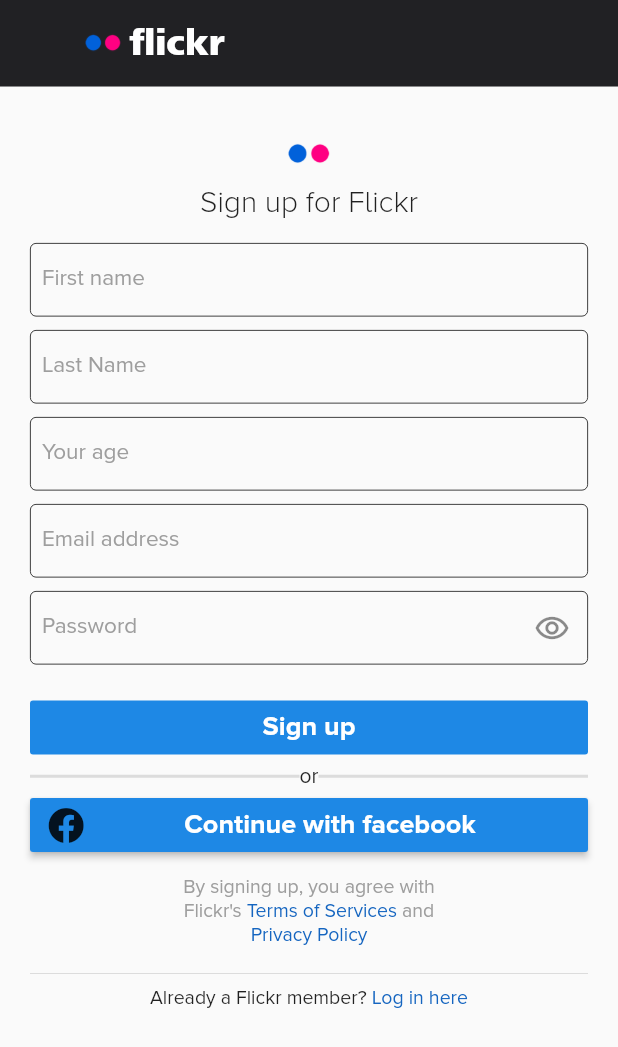
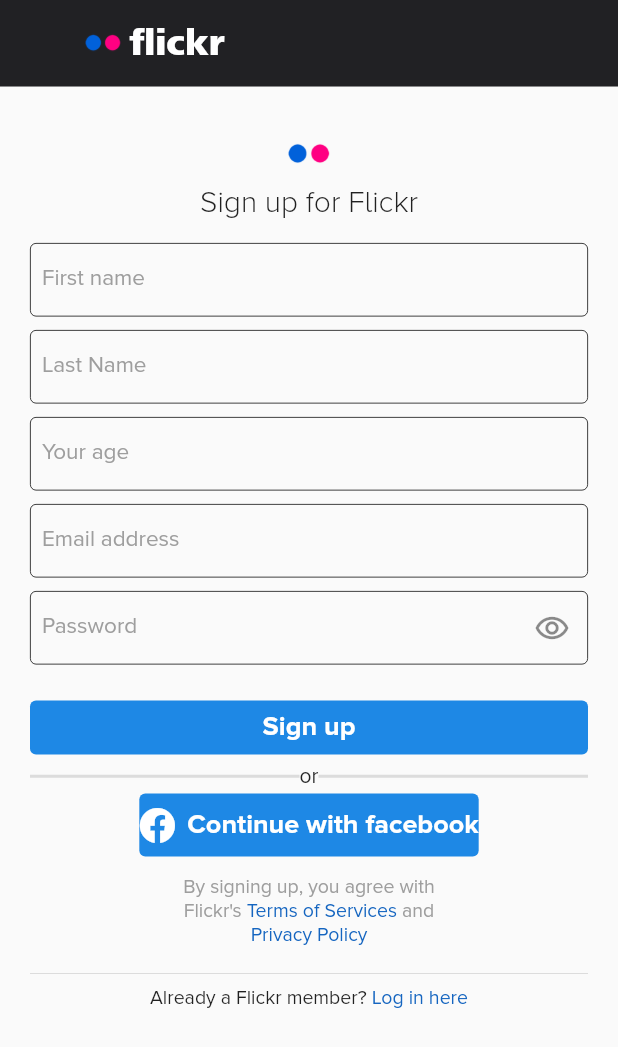
Before and after one commit to AyaAbdulwahab/flickr_android_team, a Flutter app: the SignUp screen opened by its route, on a phone screen of 412 x 824 dp. Shown: the top 1047 px of the screen. Run offline on Flutter 3.47's test engine with Material 2 defaults, Android fonts, the phone set to English and light mode, and no system bars; our stand-ins replace email_validator, font_awesome_flutter, smooth_page_indicator; missing offline and left inert: charcode; network calls fail.

Commit message:
Some modifications

```diff
--- a/lib/Models/user_model.dart
+++ b/lib/Models/user_model.dart
@@ -1,4 +1,4 @@
-import 'package:http/http.dart' as http;
+// import 'package:http/http.dart' as http;
 
 class User {
   String username;
--- a/lib/Views/sign_up.dart
+++ b/lib/Views/sign_up.dart
@@ -124,7 +124,7 @@
                         height: 15.0,
                       ),
                       TextFormField(
-                        key: Key('firstName'),
+                        key: Key('signup-first-name-field'),
                         decoration: textInputDecoration.copyWith(
                             labelText: 'First name', labelStyle: addTextStyle),
                         validator: NameValidation.validate,
@@ -134,6 +134,7 @@
                         height: 9.0,
                       ),
                       TextFormField(
+                        key: Key('signup-last-name-field'),
                         decoration: textInputDecoration.copyWith(
                             labelText: 'Last Name', labelStyle: addTextStyle),
                         onChanged: (val) => _lastName = val,
@@ -143,6 +144,7 @@
                         height: 9.0,
                       ),
                       TextFormField(
+                        key: Key('signup-age-field'),
                         focusNode: f3,
                         onChanged: (val) => _age = val,
                         decoration: textInputDecoration.copyWith(
@@ -153,6 +155,7 @@
                         height: 9.0,
                       ),
                       TextFormField(
+                        key: Key(' signup-email-field'),
                         validator: EmailValidation.validate,
                         decoration: textInputDecoration.copyWith(
                             labelText: 'Email address',
@@ -163,6 +166,7 @@
                         height: 9.0,
                       ),
                       TextFormField(
+                        key: Key('signup-pssword-field'),
                         onTap: () async {
                           setState(() {
                             passwordHint = true;
@@ -287,13 +291,18 @@
                       ),
                       SizedBox(
                         width: double.infinity,
-                        child: RaisedButton(
-                            elevation: 0.0,
+                        child: ElevatedButton(
+                            style: ButtonStyle(
+                              elevation: MaterialStateProperty.all(0.0),
+                              padding: MaterialStateProperty.all(
+                                  EdgeInsets.symmetric(vertical: 9.0)),
+                              backgroundColor:
+                                  MaterialStateProperty.all(Colors.blue[600]),
+                            ),
+                            key: Key('signup-btn'),
                             onPressed: () async {
                               if (_formKey.currentState.validate()) {}
                             },
-                            color: Colors.blue[600],
-                            padding: EdgeInsets.symmetric(vertical: 9.0),
                             child: Text(
                               'Sign up',
                               style: TextStyle(
@@ -317,12 +326,17 @@
                           ))
                         ],
                       ),
-                      RaisedButton.icon(
+                      ElevatedButton.icon(
                         onPressed: () {},
-                        color: Colors.blue[600],
+                        style: ButtonStyle(
+                          elevation: MaterialStateProperty.all(0.0),
+                          padding: MaterialStateProperty.all(
+                              EdgeInsets.symmetric(vertical: 9.0)),
+                          backgroundColor:
+                              MaterialStateProperty.all(Colors.blue[600]),
+                        ),
                         icon: FaIcon(
                           FontAwesomeIcons.facebook,
-                          // color: Colors.blue[900],
                         ),
                         label: Expanded(
                           child: Text(
--- a/lib/Views/welcome_page.dart
+++ b/lib/Views/welcome_page.dart
@@ -106,6 +106,7 @@
                 mainAxisAlignment: MainAxisAlignment.center,
                 children: [
                   ElevatedButton(
+                    key: Key("get-started-btn"),
                     child: Padding(
                       padding: const EdgeInsets.symmetric(
                           vertical: 20.0, horizontal: 65.0),
@@ -145,12 +146,9 @@
                         dotColor: Colors.grey,
                         activeDotColor: Colors.white),
                     onDotClicked: (index) => _controller.animateToPage(index,
-                        // curve: Interval(),
                         curve: Curves.ease,
                         duration: Duration(milliseconds: 100)),
-                  ), // your preferred effect
-                  // onDotClicked: (index){
-                  // }
+                  ),
                 ],
               ),
             ),
```
Also changed, not shown: lib/Views/login.dart (+6 -34 lines), lib/Views/nav.dart (+13 -3 lines), lib/Views/search.dart (+19 -5 lines), lib/Views/you.dart (+8 -4 lines).
